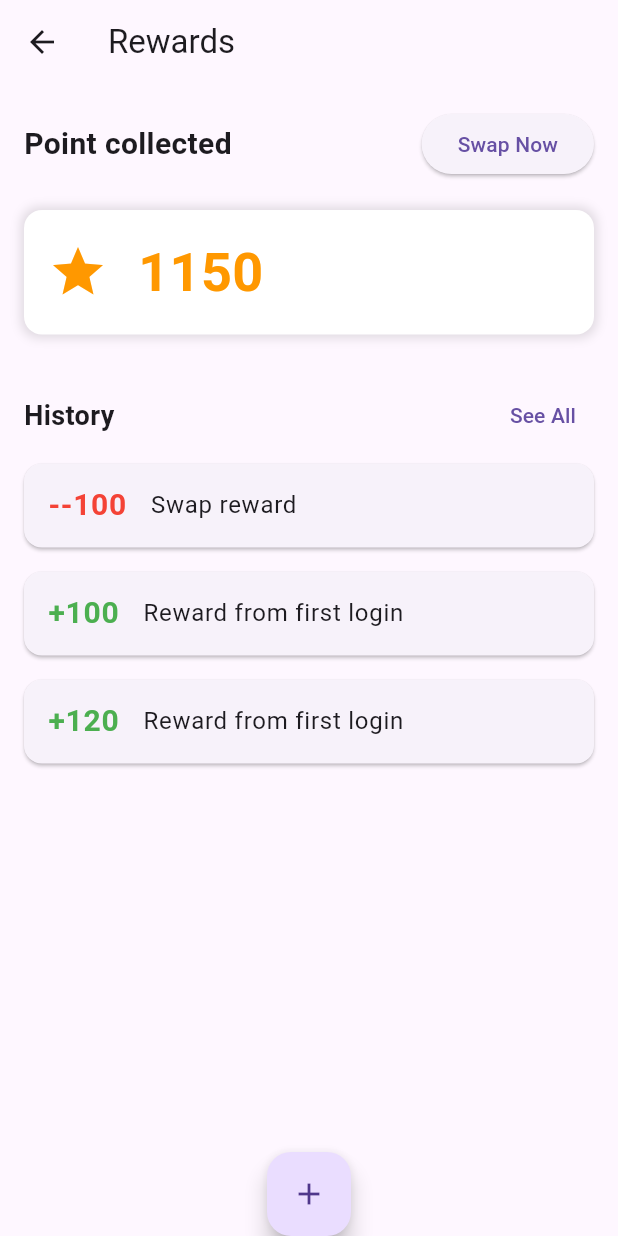
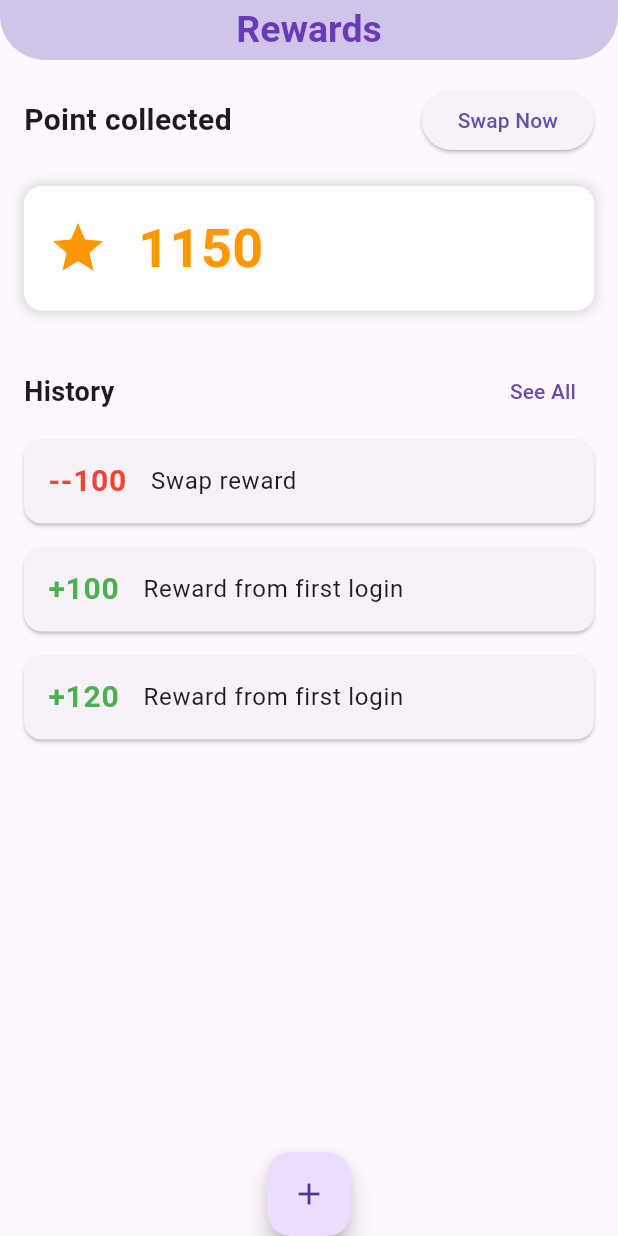
Before and after one commit to a-aigner/ToBee, a Flutter app: the RewardsPage screen opened directly, on a phone screen of 412 x 824 dp. Run offline on Flutter 3.47's test engine with Material 3 defaults, Android fonts, the phone set to English and light mode, and no system bars; our stand-ins replace curved_navigation_bar, dio.

Commit message:
Update appBar design

```diff
--- a/lib/views/rewards.dart
+++ b/lib/views/rewards.dart
@@ -4,14 +4,24 @@ class RewardsPage extends StatelessWidget {
   @override
   Widget build(BuildContext context) {
     return Scaffold(
-      appBar: AppBar(
-        leading: IconButton(
-          icon: Icon(Icons.arrow_back),
-          onPressed: () {
-            Navigator.pop(context);
-          },
+      appBar: PreferredSize(
+        preferredSize: Size.fromHeight(40),
+        child: ClipRRect(
+          borderRadius: BorderRadius.vertical(
+            bottom: Radius.circular(30),
+          ),
+          child: AppBar(
+            automaticallyImplyLeading: false,
+            backgroundColor: Colors.deepPurple.shade100,
+            elevation: 0,
+            centerTitle: true,
+            title: const Text('Rewards',
+                style: TextStyle(
+                    color: Colors.deepPurple,
+                    fontWeight: FontWeight.w700,
+                    fontSize: 25)),
+          ),
         ),
-        title: Text('Rewards'),
       ),
       body: Padding(
         padding: const EdgeInsets.all(16.0),
@@ -34,9 +44,7 @@ class RewardsPage extends StatelessWidget {
                     // Swap reward logic
                   },
                   child: Text('Swap Now'),
-                  style: ElevatedButton.styleFrom(
-
-                  ),
+                  style: ElevatedButton.styleFrom(),
                 ),
               ],
             ),
@@ -113,7 +121,6 @@ class RewardsPage extends StatelessWidget {
           ],
         ),
       ),
-
       floatingActionButton: FloatingActionButton(
         onPressed: () {
           // Add new functionality
```
Also changed, not shown: lib/views/pomodoro_timer_poage.dart (+19 -10 lines), lib/views/pprofile.dart (+21 -0 lines).
